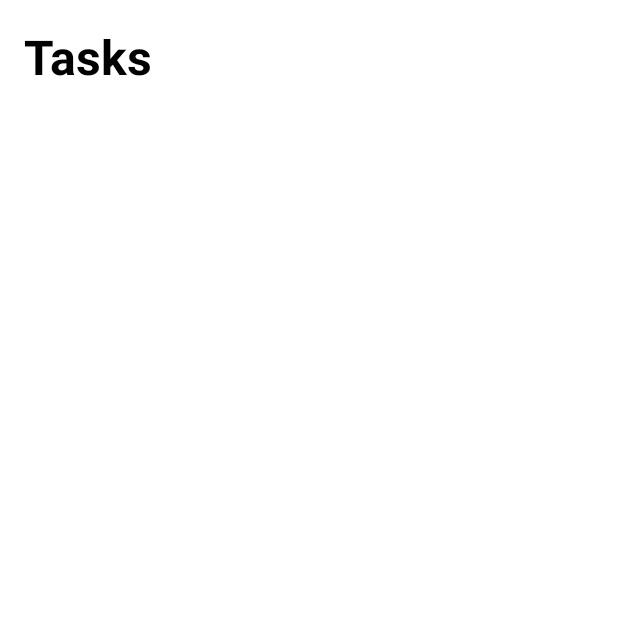
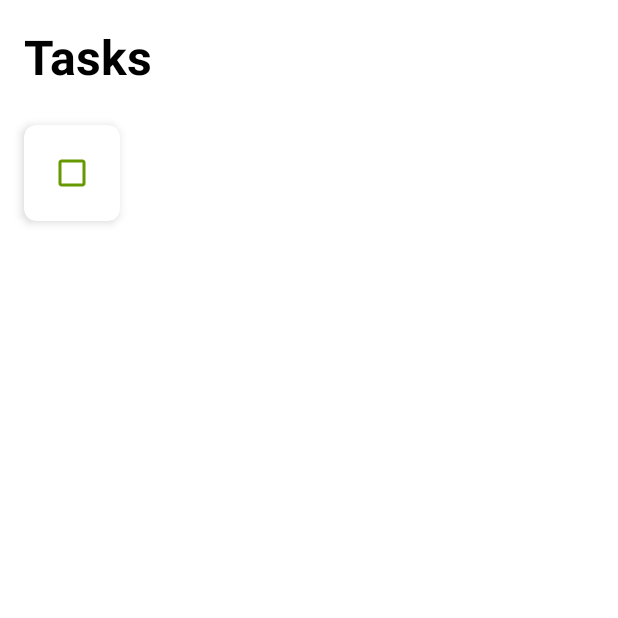
Before and after one commit to momotam001/ToDoList, an Android app: the fragment AddTask placed in its activity, after a tap on "SAVE", on a phone screen of 412 x 824 dp, the top half of it. Run offline under Robolectric (Android 15) with nearby library versions, the phone set to English and light mode, and no system bars.

Commit message:
done first part

```diff
--- a/app/build.gradle
+++ b/app/build.gradle
@@ -30,6 +30,8 @@ android {
 
 dependencies {
 
+
+    implementation 'androidx.cardview:cardview:1.0.0'
     implementation 'androidx.appcompat:appcompat:1.2.0'
     implementation 'com.google.android.material:material:1.2.1'
     implementation 'androidx.constraintlayout:constraintlayout:2.0.4'
--- a/app/src/main/java/com/example/todolist/Adapter/ToDoAdapter.java
+++ b/app/src/main/java/com/example/todolist/Adapter/ToDoAdapter.java
@@ -9,6 +9,7 @@ import android.view.ViewGroup;
 import android.widget.CheckBox;
 import android.widget.CompoundButton;
 
+import androidx.annotation.NonNull;
 import androidx.recyclerview.widget.RecyclerView;
 
 import com.example.todolist.AddTask;
@@ -31,15 +32,21 @@ public class ToDoAdapter extends RecyclerView.Adapter<ToDoAdapter.ViewHolder> {
         this.activity = activity;
     }
 
+
+    @NonNull
+    @Override
     public ViewHolder onCreateViewHolder(ViewGroup parent, int viewType){
         View itemView = LayoutInflater.from(parent.getContext())
                 .inflate(R.layout.task_layout, parent, false);
         return new ViewHolder(itemView);
     }
 
-    public void onBindViewHolder(ViewHolder holder, int position){
+
+    @Override
+    public void onBindViewHolder(@NonNull final ViewHolder holder, int position){
         db.openDatabase();
-     ToDoModel item = todoList.get(position);
+
+     final ToDoModel item = todoList.get(position);
      holder.task.setText(item.getTask());
      holder.task.setChecked(toBoolean(item.getStatus()));
      holder.task.setOnCheckedChangeListener(new CompoundButton.OnCheckedChangeListener() {
--- a/app/src/main/java/com/example/todolist/AddTask.java
+++ b/app/src/main/java/com/example/todolist/AddTask.java
@@ -13,11 +13,16 @@ import android.view.WindowManager;
 import android.widget.Button;
 import android.widget.EditText;
 
+
+import androidx.annotation.NonNull;
+import androidx.annotation.Nullable;
 import androidx.core.content.ContextCompat;
 
 import com.example.todolist.Model.ToDoModel;
 import com.example.todolist.Utils.Database;
 import com.google.android.material.bottomsheet.BottomSheetDialogFragment;
+
+import java.util.Objects;
 
 public class AddTask extends BottomSheetDialogFragment {
 
@@ -33,26 +38,24 @@ public class AddTask extends BottomSheetDialogFragment {
     }
 
     @Override
-    public void onCreate(Bundle savedInstanceState){
+    public void onCreate(@Nullable Bundle savedInstanceState){
         super.onCreate(savedInstanceState);
-
+        setStyle(STYLE_NORMAL, R.style.DialogStyle);
     }
 
     @Override
-    public View onCreateView(LayoutInflater inflater, ViewGroup container, Bundle savedInstanceState){
+    public View onCreateView(@NonNull LayoutInflater inflater, @Nullable ViewGroup container, @Nullable Bundle savedInstanceState){
         View view = inflater.inflate(R.layout.new_task, container, false );
         getDialog().getWindow().setSoftInputMode(WindowManager.LayoutParams.SOFT_INPUT_ADJUST_RESIZE);
         return view;
     }
 
     @Override
-    public void onViewCreated(View view, Bundle savedInstanceState){
+    public void onViewCreated(@NonNull View view, @Nullable Bundle savedInstanceState){
         super.onViewCreated(view, savedInstanceState);
-        newTaskText = getView().findViewById(R.id.newTaskText);
+        newTaskText = Objects.requireNonNull(getView().findViewById(R.id.newTaskText));
         newTaskSaveButton = getView().findViewById(R.id.newTaskButton);
 
-        db = new Database(getActivity());
-        db.openDatabase();
 
         boolean isUpdate = false;
         final Bundle bundle = getArguments();
@@ -61,8 +64,13 @@ public class AddTask extends BottomSheetDialogFragment {
             String task = bundle.getString("task");
             newTaskText.setText(task);
             if(task.length()>0)
-                newTaskSaveButton.setTextColor(ContextCompat.getColor(getContext(),R.color.design_default_color_primary_dark));
+                //newTaskSaveButton.setTextColor(ContextCompat.getColor(getContext(),R.color.design_default_color_primary_dark));
+                newTaskSaveButton.setTextColor(ContextCompat.getColor(Objects.requireNonNull(getContext()), R.color.colorPrimaryDark));
         }
+
+        db = new Database((getActivity()));
+        db.openDatabase();
+
         newTaskText.addTextChangedListener(new TextWatcher() {
             @Override
             public void beforeTextChanged(CharSequence s, int start, int count, int after) {
@@ -77,7 +85,8 @@ public class AddTask extends BottomSheetDialogFragment {
                 }
                 else{
                     newTaskSaveButton.setEnabled(true);
-                    newTaskSaveButton.setTextColor(ContextCompat.getColor(getContext(),R.color.design_default_color_primary_dark));
+                    //newTaskSaveButton.setTextColor(ContextCompat.getColor(getContext(),R.color.design_default_color_primary_dark));
+                    newTaskSaveButton.setTextColor(ContextCompat.getColor(Objects.requireNonNull(getContext()), R.color.colorPrimaryDark));
                 }
             }
 
@@ -86,10 +95,12 @@ public class AddTask extends BottomSheetDialogFragment {
 
             }
         });
+
         final boolean finalIsUpdate = isUpdate;
         newTaskSaveButton.setOnClickListener(new View.OnClickListener() {
-                        @Override
-                        public void onClick(View v) {
+            @Override
+            public void onClick(View v) {
+
                             String text = newTaskText.getText().toString();
                             if(finalIsUpdate){
                                 db.updateTask(bundle.getInt("id"), text);
@@ -98,6 +109,7 @@ public class AddTask extends BottomSheetDialogFragment {
                                 ToDoModel task = new ToDoModel();
                                 task.setTask(text);
                                 task.setStatus(0);
+                                db.insertTask(task);
                             }
 
                             dismiss();
@@ -105,7 +117,7 @@ public class AddTask extends BottomSheetDialogFragment {
                     });
     }
     @Override
-    public void onDismiss(DialogInterface dialog){
+    public void onDismiss(@NonNull DialogInterface dialog){
         Activity activity = getActivity();
         if(activity instanceof DialogCloseListener){
             ((DialogCloseListener)activity).handleDialogClose(dialog);
--- a/app/src/main/java/com/example/todolist/MainActivity.java
+++ b/app/src/main/java/com/example/todolist/MainActivity.java
@@ -18,6 +18,7 @@ import java.util.ArrayList;
 import java.util.Collection;
 import java.util.Collections;
 import java.util.List;
+import java.util.Objects;
 
 public class MainActivity extends AppCompatActivity implements DialogCloseListener{
 
@@ -31,22 +32,23 @@ public class MainActivity extends AppCompatActivity implements DialogCloseListen
     protected void onCreate(Bundle savedInstanceState) {
         super.onCreate(savedInstanceState);
         setContentView(R.layout.activity_main);
-        getSupportActionBar().hide();
+        Objects.requireNonNull(getSupportActionBar()).hide();
 
         db = new Database(this);
         db.openDatabase();
 
-        taskList = new ArrayList<>();
 
         taskRecyclerView = findViewById(R.id.tasksRecyclerView);
         taskRecyclerView.setLayoutManager(new LinearLayoutManager(this));
         tasksAdapter = new ToDoAdapter(db,this);
         taskRecyclerView.setAdapter(tasksAdapter);
 
-        fab = findViewById(R.id.fab);
+
 
         ItemTouchHelper itemTouchHelper = new ItemTouchHelper(new TouchDelete(tasksAdapter));
         itemTouchHelper.attachToRecyclerView(taskRecyclerView);
+
+        fab = findViewById(R.id.fab);
 
         taskList = db.getAllTasks();
         Collections.reverse(taskList);
@@ -55,11 +57,12 @@ public class MainActivity extends AppCompatActivity implements DialogCloseListen
         fab.setOnClickListener(new View.OnClickListener() {
             @Override
             public void onClick(View v) {
-                AddTask.newInstance().show(getSupportFragmentManager(),AddTask.TAG);
+                AddTask.newInstance().show(getSupportFragmentManager(), AddTask.TAG);
             }
         });
 
-    }
+        }
+
 
     @Override
     public void handleDialogClose(DialogInterface dialog){
--- a/app/src/main/java/com/example/todolist/SplashActivity.java
+++ b/app/src/main/java/com/example/todolist/SplashActivity.java
@@ -21,6 +21,6 @@ public class SplashActivity extends AppCompatActivity {
                 startActivity(i);
                 finish();
             }
-        },1000);
+        },2000);
     }
 }
--- a/app/src/main/java/com/example/todolist/Utils/Database.java
+++ b/app/src/main/java/com/example/todolist/Utils/Database.java
@@ -23,7 +23,7 @@ public class Database extends SQLiteOpenHelper {
     private static final String TASK = "task";
     private static final String STATUS = "status";
     private static final String CREATE_TODO_TABLE = "CREATE TABLE " + TODO_TABLE + "(" + ID + " INTEGER PRIMARY KEY AUTOINCREMENT,"
-                                            + TASK + "TEXT, " + STATUS + "INTEGER)";
+                                            + TASK + " TEXT, " + STATUS + " INTEGER)";
 
     private SQLiteDatabase db;
 
@@ -47,12 +47,14 @@ public class Database extends SQLiteOpenHelper {
     public void openDatabase(){
         db = this.getWritableDatabase();
     }
+
     public void insertTask(ToDoModel task){
         ContentValues cv = new ContentValues();
         cv.put(TASK, task.getTask());
-        cv.put(STATUS, 0);
+        cv.put(STATUS, task.getStatus());
         db.insert(TODO_TABLE, null,cv);
     }
+
 
     public List<ToDoModel> getAllTasks(){
         List<ToDoModel> taskList = new ArrayList<>();
@@ -75,6 +77,7 @@ public class Database extends SQLiteOpenHelper {
         }
         finally {
             db.endTransaction();
+            assert cur != null;
             cur.close();
         }
      return taskList;
--- a/app/src/main/res/values/colors.xml
+++ b/app/src/main/res/values/colors.xml
@@ -7,4 +7,5 @@
     <color name="teal_700">#FF018786</color>
     <color name="black">#FF000000</color>
     <color name="white">#FFFFFFFF</color>
+    <color name="colorPrimaryDark">@android:color/holo_green_dark</color>
 </resources>
--- a/app/src/main/res/values/themes.xml
+++ b/app/src/main/res/values/themes.xml
@@ -13,4 +13,9 @@
         <item name="android:statusBarColor" tools:targetApi="l">?attr/colorPrimaryVariant</item>
         <!-- Customize your theme here. -->
     </style>
+
+    <style name="DialogStyle" parent="Theme.Design.Light.BottomSheetDialog">
+    <item name="android:windowIsFloating">false</item>
+        <item name="android:windowSoftInputMode">adjustResize</item>
+    </style>
 </resources>
```
Also changed, not shown: app/src/main/java/com/example/todolist/TouchDelete.java (+9 -6 lines).
